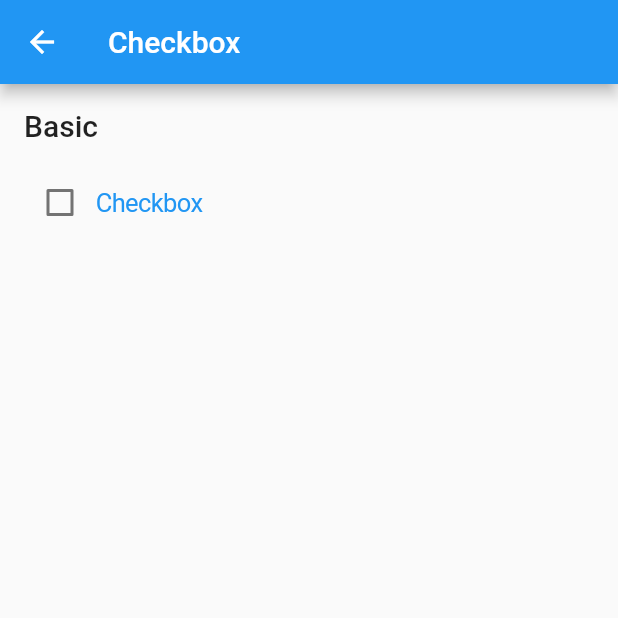
After one commit to qiuxiang/flutter-antd, a Flutter app: the screen it shows after launch, after a tap on "Checkbox", on a phone screen of 412 x 824 dp, the top half of it. The commit adds this screen. Run offline on Flutter 3.47's test engine with Material 2 defaults, Android fonts, the phone set to English and light mode, and no system bars; our stand-ins replace get.

Commit message:
Add checkbox widget

```diff
--- a/example/lib/button.dart
+++ b/example/lib/button.dart
@@ -10,9 +10,7 @@ class ButtonPage extends StatelessWidget {
     final state = ButtonPageState();
     Get.put(state);
     return Scaffold(
-      appBar: AppBar(
-        title: const Text('Button'),
-      ),
+      appBar: AppBar(title: const Text('Button')),
       body: ListView(padding: const EdgeInsets.all(16), children: [
         Text('Type', style: context.textTheme.headline6),
         const SizedBox(height: 16),
--- /dev/null
+++ b/example/lib/checkbox.dart
@@ -0,0 +1,35 @@
+import 'package:flutter/material.dart';
+import 'package:flutter_antd/flutter_antd.dart';
+
+class CheckboxPage extends StatelessWidget {
+  const CheckboxPage();
+
+  @override
+  Widget build(BuildContext context) {
+    return Scaffold(
+      appBar: AppBar(title: const Text('Checkbox')),
+      body: ListView(padding: const EdgeInsets.all(16), children: [
+        const Title('Basic'),
+        Row(children: [
+          AntdCheckbox(
+            label: 'Checkbox',
+            onChange: (value) => print('checked = $value'),
+          ),
+        ]),
+      ]),
+    );
+  }
+}
+
+class Title extends StatelessWidget {
+  final String title;
+  const Title(this.title);
+
+  @override
+  Widget build(BuildContext context) {
+    return Column(crossAxisAlignment: CrossAxisAlignment.start, children: [
+      Text(title, style: Theme.of(context).textTheme.headline6),
+      const SizedBox(height: 16),
+    ]);
+  }
+}
--- a/example/lib/main.dart
+++ b/example/lib/main.dart
@@ -2,6 +2,7 @@ import 'package:flutter/material.dart';
 import 'package:get/get.dart';
 
 import 'button.dart';
+import 'checkbox.dart';
 
 void main() {
   runApp(App());
@@ -27,7 +28,11 @@ class HomePage extends StatelessWidget {
         ListTile(
           title: const Text('Button'),
           onTap: () => Get.to(() => const ButtonPage()),
-        )
+        ),
+        ListTile(
+          title: const Text('Checkbox'),
+          onTap: () => Get.to(() => const CheckboxPage()),
+        ),
       ]),
     );
   }
--- /dev/null
+++ b/lib/checkbox/checkbox.dart
@@ -0,0 +1,47 @@
+import 'package:flutter/material.dart';
+import 'package:flutter/cupertino.dart';
+
+class AntdCheckbox extends StatefulWidget {
+  final void Function(bool)? onChange;
+  final bool defaultChecked;
+  final String label;
+  final Widget? labelWidget;
+
+  const AntdCheckbox({
+    this.onChange,
+    this.label = '',
+    this.labelWidget,
+    this.defaultChecked = false,
+  });
+
+  @override
+  _AntdCheckboxState createState() => _AntdCheckboxState();
+}
+
+class _AntdCheckboxState extends State<AntdCheckbox> {
+  bool value = false;
+
+  @override
+  void initState() {
+    super.initState();
+    value = widget.defaultChecked;
+  }
+
+  @override
+  Widget build(BuildContext context) {
+    return CupertinoButton(
+      padding: EdgeInsets.zero,
+      onPressed: () => onChanged(!value),
+      child: Row(children: [
+        Checkbox(onChanged: onChanged, value: value),
+        widget.labelWidget ?? Text(widget.label),
+      ]),
+    );
+  }
+
+  // ignore: avoid_positional_boolean_parameters
+  void onChanged(bool? value) {
+    setState(() => this.value = value!);
+    widget.onChange?.call(value!);
+  }
+}
--- a/lib/flutter_antd.dart
+++ b/lib/flutter_antd.dart
@@ -1 +1,2 @@
 export 'button/button.dart';
+export 'checkbox/checkbox.dart';
--- a/pubspec.yaml
+++ b/pubspec.yaml
@@ -1,7 +1,7 @@
 name: flutter_antd
 description: Ant design of flutter
 version: 0.0.1
-homepage:
+homepage: https://github.com/qiuxiang/flutter-antd
 
 environment:
   sdk: ">=2.12.0 <3.0.0"
```
Also changed, not shown: example/lib/widgets.dart (added), 1 other file.
